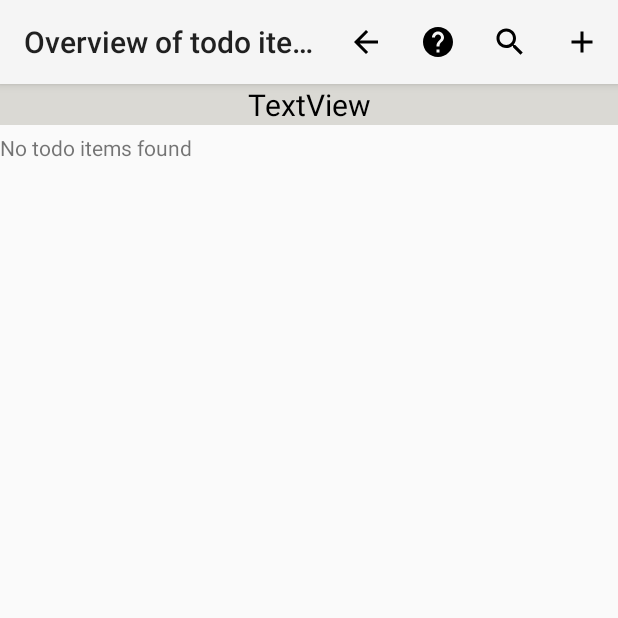
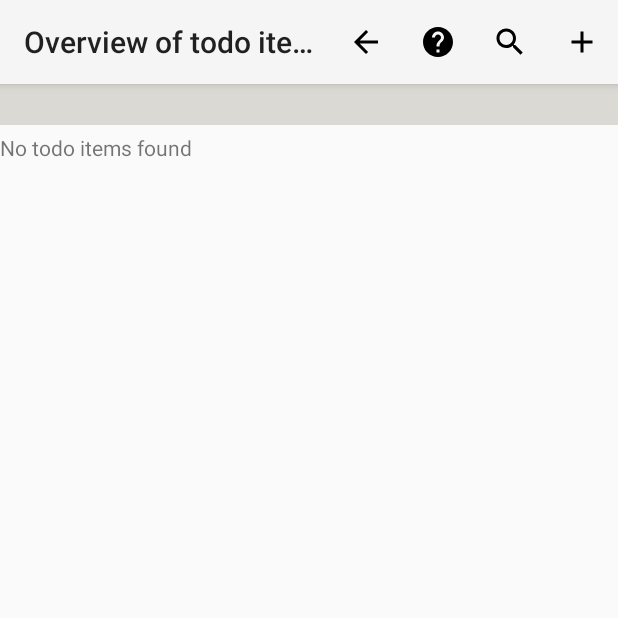
Before and after one commit to iddekingej/MyToDo, an Android app: the TodoActivity screen opened directly, with no data from a screen before it, on a phone screen of 412 x 824 dp, the top half of it. Run offline under Robolectric (Android 15) with nearby library versions, the phone set to English and light mode, and no system bars; 1 statement that could not run was skipped.

Commit message:
* Remove "TextView" * Remove  unused resources * Correct title for the  delete confirmation

```diff
--- a/app/src/main/java/org/elaya/mytodo/EditToDoActivity.java
+++ b/app/src/main/java/org/elaya/mytodo/EditToDoActivity.java
@@ -83,7 +83,7 @@ public class EditToDoActivity extends AppCompatActivity {
 
     private void onDeleteTodoClicked()
     {
-        Helpers.confirmDelete(this,R.string.delete_todo,
+        Helpers.confirmDelete(this,R.string.delete_todo_question,
                 new DialogInterface.OnClickListener(){
                     public void onClick(DialogInterface pDialog,int pId){
                         doDelete();
--- a/app/src/main/res/layout/action_type.xml
+++ b/app/src/main/res/layout/action_type.xml
@@ -8,5 +8,5 @@
         android:id="@+id/description"
         android:layout_width="match_parent"
         android:layout_height="wrap_content"
-        android:text="TextView" />
+        android:text="" />
 </LinearLayout>
--- a/app/src/main/res/layout/activity_todo.xml
+++ b/app/src/main/res/layout/activity_todo.xml
@@ -27,7 +27,7 @@
         android:layout_width="match_parent"
         android:layout_height="wrap_content"
         android:gravity="center_horizontal"
-        android:text="TextView" />
+        android:text="" />
 
     <TextView
         android:id="@+id/noItemsMessage"
--- a/app/src/main/res/layout/status_item.xml
+++ b/app/src/main/res/layout/status_item.xml
@@ -9,12 +9,12 @@
         android:layout_width="match_parent"
         android:layout_height="wrap_content"
         android:layout_weight="5"
-        android:text="TextView" />
+        android:text="" />
 
     <TextView
         android:id="@+id/description"
         android:layout_width="match_parent"
         android:layout_height="wrap_content"
         android:layout_weight="1"
-        android:text="TextView" />
+        android:text="" />
 </LinearLayout>
--- a/app/src/main/res/layout/todo_item.xml
+++ b/app/src/main/res/layout/todo_item.xml
@@ -7,5 +7,5 @@
         android:id="@+id/title"
         android:layout_width="match_parent"
         android:layout_height="wrap_content"
-        android:text="TextView" />
+        android:text="" />
 </LinearLayout>
--- a/app/src/main/res/menu/menu_main.xml
+++ b/app/src/main/res/menu/menu_main.xml
@@ -14,12 +14,6 @@
         app:showAsAction="always"
         />
     <item
-        android:id="@+id/search"
-        android:title="Search"
-        android:icon="@drawable/search"
-        app:showAsAction="always"
-    />
-    <item
         android:id="@+id/add_project"
         android:title="@string/action_add_project"
         android:icon="@drawable/add"
--- a/app/src/main/res/values/strings.xml
+++ b/app/src/main/res/values/strings.xml
@@ -43,7 +43,7 @@
     <string name="title_activity_help">Help</string>
     <string name="close">Close</string>
     <string name="ok">OK</string>
-    <string name="title_delete">Delete?</string>
+    <string name="title_delete">Confirm deletion</string>
     <string name="keep">Keep</string>
     <string name="delete">Delete</string>
     <!-- Action types -->
--- a/app/src/main/res/values/styles.xml
+++ b/app/src/main/res/values/styles.xml
@@ -26,11 +26,11 @@
     <style name="AppTheme.AppBarOverlay" parent="ThemeOverlay.AppCompat.Light" />
 
     <style name="AppTheme.PopupOverlay" parent="ThemeOverlay.AppCompat.Light" />
-
+<!--- Used for project name in to do Activity -->
     <style name="title" parent="android:Widget.TextView">
         <item name='android:textColor'>#000</item>
         <item name='android:background'>#dad9d4</item>
-        <item name='android:textSize'>20dp</item>
+        <item name='android:textSize'>20sp</item>
     </style>
 
     <style name="formLabel" parent="android:Widget.TextView">
```
Also changed, not shown: app/src/main/res/layout/project_item.xml (+6 -6 lines).
